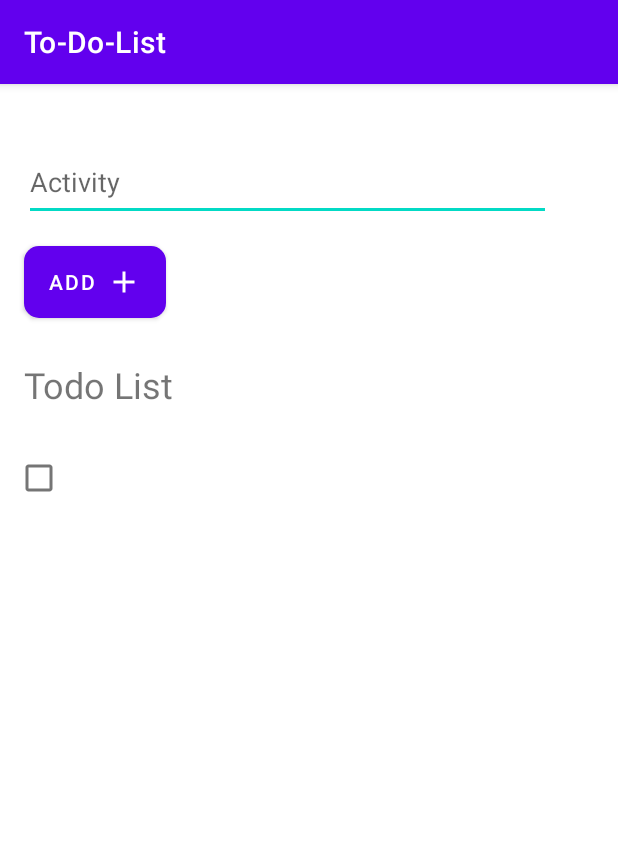
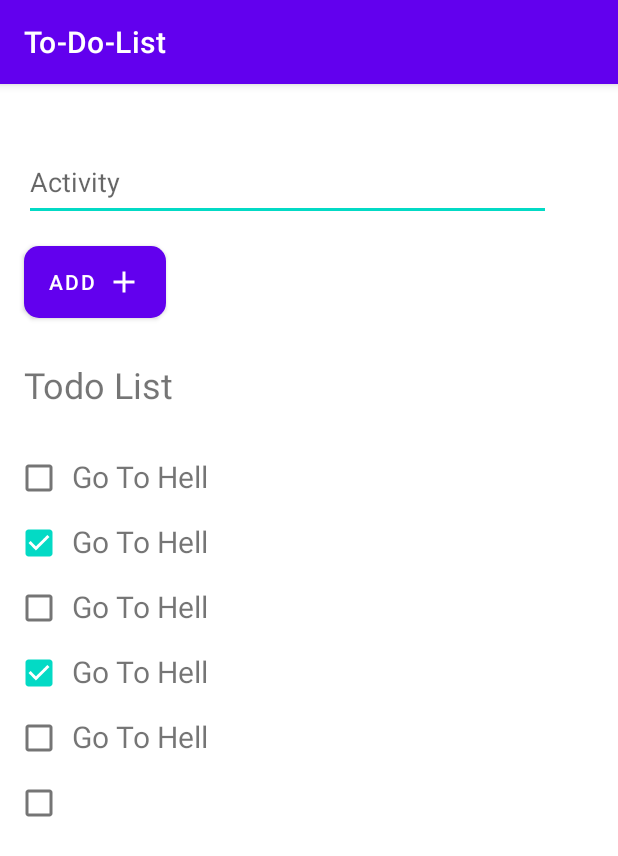
Before and after one commit to AazamJutt/Mobile-Computing, an Android app: the screen it shows after launch (MainActivity), after a tap on "ADD", on a phone screen of 412 x 824 dp. Shown: the top 856 px of the screen. Run offline under Robolectric (Android 15) with nearby library versions, the phone set to English and light mode, and no system bars.

Commit message:
created data structure for tasks

```diff
--- a/app/src/main/java/com/example/to_do_list/Activity.java
+++ b/app/src/main/java/com/example/to_do_list/Activity.java
@@ -1,4 +1,27 @@
 package com.example.to_do_list;
 
 public class Activity {
+    String activityInfo;
+    boolean staus;
+
+    public Activity(String activityInfo, boolean staus) {
+        this.activityInfo = activityInfo;
+        this.staus = staus;
+    }
+
+    public String getActivityInfo() {
+        return activityInfo;
+    }
+
+    public boolean getStaus() {
+        return staus;
+    }
+
+    public void setActivityInfo(String activityInfo) {
+        this.activityInfo = activityInfo;
+    }
+
+    public void setStaus(boolean staus) {
+        this.staus = staus;
+    }
 }
--- a/app/src/main/java/com/example/to_do_list/MainActivity.java
+++ b/app/src/main/java/com/example/to_do_list/MainActivity.java
@@ -5,37 +5,61 @@ import androidx.appcompat.app.AppCompatActivity;
 import android.os.Bundle;
 import android.view.View;
 import android.widget.Button;
+import android.widget.CheckBox;
 import android.widget.EditText;
 import android.widget.LinearLayout;
 import android.widget.TextView;
+
+import java.util.ArrayList;
 
 public class MainActivity extends AppCompatActivity implements View.OnClickListener{
 
     LinearLayout todoList;
     Button addActivity;
     EditText textInfo;
+
+    ArrayList<Activity> activityList;
     @Override
     protected void onCreate(Bundle savedInstanceState) {
         super.onCreate(savedInstanceState);
         setContentView(R.layout.activity_main);
-        todoList = findViewById(R.id.todoList);
-        addActivity = findViewById(R.id.addActivity);
+        activityList = new ArrayList<>();
+        todoList = (LinearLayout) findViewById(R.id.todoList);
+        addActivity = (Button) findViewById(R.id.addActivity);
         addActivity.setOnClickListener(this);
-        textInfo = findViewById(R.id.activityInfo);
+        textInfo = (EditText) findViewById(R.id.activityInfo);
+        addActivity("Go To Hell",false);
+        addActivity("Go To Hell",true);
+        addActivity("Go To Hell",false);
+        addActivity("Go To Hell",true);
+        addActivity("Go To Hell",false);
     }
 
-    public void addActivity(){
+    public void addActivity(String info,boolean status){
         final View todoActivity = getLayoutInflater().inflate(R.layout.todo_activity,null,false);
-        TextView activity = todoActivity.findViewById(R.id.activity_info);
-        activity.setText(textInfo.getText());
+        TextView activity = (TextView) todoActivity.findViewById(R.id.activity_info);
+        CheckBox checkBox = (CheckBox) todoActivity.findViewById(R.id.activity_status);
+        Activity new_activity = new Activity(info,status);
+        activityList.add(new_activity);
+        activity.setText(new_activity.getActivityInfo());
+        checkBox.setChecked(new_activity.getStaus());
+        textInfo.setText("");
         todoList.addView(todoActivity);
     }
+//
+//    @Override
+//    protected void onDestroy() {
+//        super.onDestroy();
+//    }
 
     @Override
     public void onClick(View v) {
         switch (v.getId()){
             case R.id.addActivity:
-                addActivity();
+                addActivity(textInfo.getText().toString(),false);
+                break;
+            default:
+                throw new IllegalStateException("Unexpected value: " + v.getId());
         }
     }
 }
```
